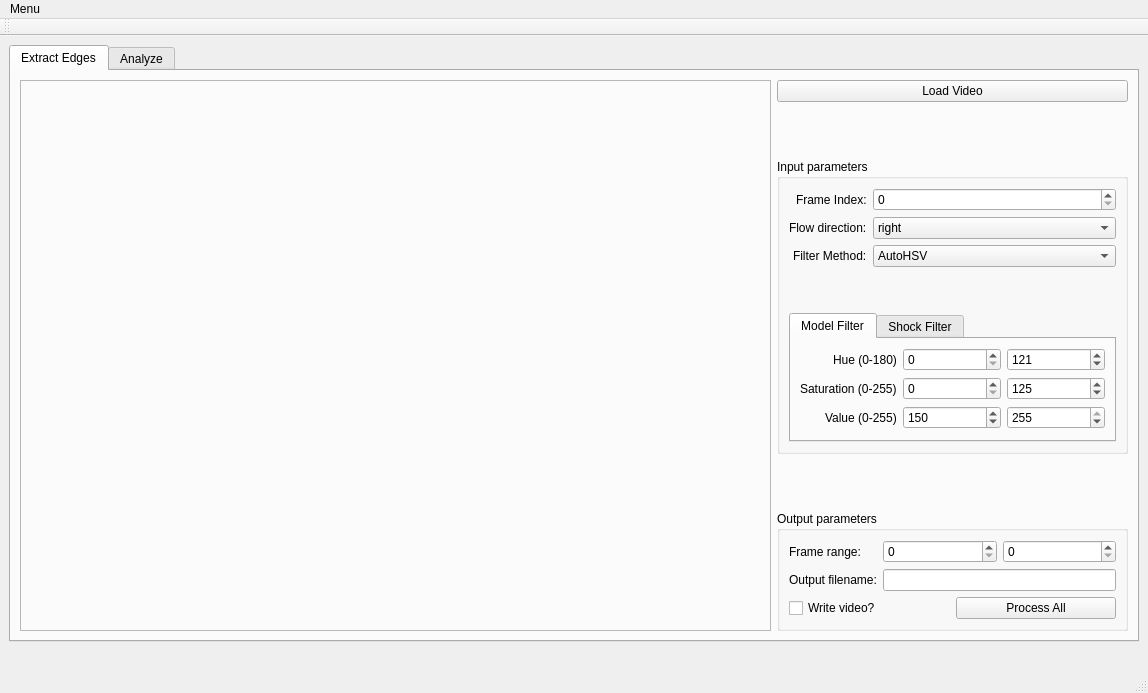
Old version of the form gui/arcjetCV.ui in the repository alexandrequ/arcjetCV.
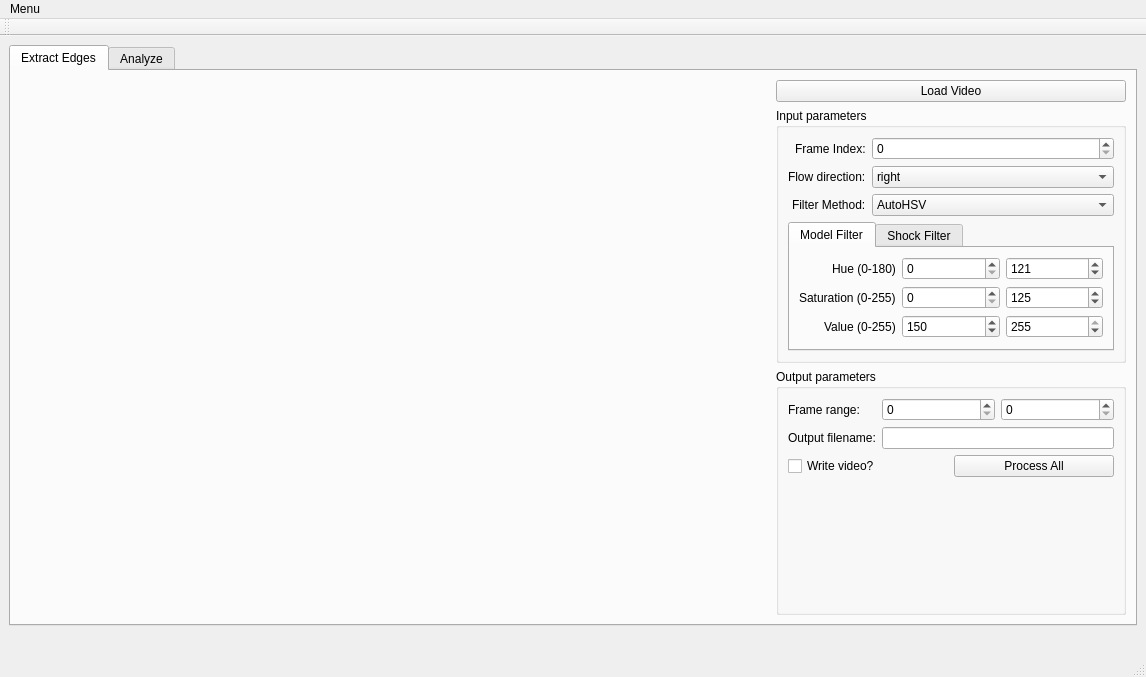
New version of the form. The open tabs and pages were chosen to show the change.

Commit message: revised ui to adapt to resizing, fixed mouseover offset, completed first draft plotting functionality

What changed in the file:
```diff
--- a/gui/arcjetCV.ui
+++ b/gui/arcjetCV.ui
@@ -6,8 +6,8 @@
    <rect>
     <x>0</x>
     <y>0</y>
-    <width>1148</width>
-    <height>693</height>
+    <width>1146</width>
+    <height>677</height>
    </rect>
   </property>
   <property name="windowTitle">
@@ -26,73 +26,95 @@
        </attribute>
        <layout class="QHBoxLayout" name="horizontalLayout_8">
         <item>
-         <widget class="QFrame" name="frame">
-          <property name="sizePolicy">
-           <sizepolicy hsizetype="Expanding" vsizetype="Expanding">
-            <horstretch>0</horstretch>
-            <verstretch>0</verstretch>
-           </sizepolicy>
+         <layout class="QVBoxLayout" name="verticalLayout">
+          <item>
+           <widget class="QLabel" name="label_img">
+            <property name="sizePolicy">
+             <sizepolicy hsizetype="Fixed" vsizetype="Fixed">
+              <horstretch>0</horstretch>
+              <verstretch>0</verstretch>
+             </sizepolicy>
+            </property>
+            <property name="minimumSize">
+             <size>
+              <width>731</width>
+              <height>451</height>
+             </size>
+            </property>
+            <property name="maximumSize">
+             <size>
+              <width>731</width>
+              <height>451</height>
+             </size>
+            </property>
+            <property name="mouseTracking">
+             <bool>true</bool>
+            </property>
+            <property name="text">
+             <string/>
+            </property>
+           </widget>
+          </item>
+          <item>
+           <spacer name="verticalSpacer_3">
+            <property name="orientation">
+             <enum>Qt::Vertical</enum>
+            </property>
+            <property name="sizeHint" stdset="0">
+             <size>
+              <width>20</width>
+              <height>40</height>
+             </size>
+            </property>
+           </spacer>
+          </item>
+         </layout>
+        </item>
+        <item>
+         <spacer name="horizontalSpacer">
+          <property name="orientation">
+           <enum>Qt::Horizontal</enum>
           </property>
-          <property name="minimumSize">
+          <property name="sizeHint" stdset="0">
            <size>
-            <width>751</width>
-            <height>471</height>
+            <width>40</width>
+            <height>20</height>
            </size>
           </property>
-          <property name="frameShape">
-           <enum>QFrame::StyledPanel</enum>
-          </property>
-          <property name="frameShadow">
-           <enum>QFrame::Raised</enum>
-          </property>
-          <widget class="QLabel" name="label_img">
-           <property name="geometry">
-            <rect>
-             <x>10</x>
-             <y>10</y>
-             <width>731</width>
-             <height>451</height>
-            </rect>
-           </property>
-           <property name="minimumSize">
-            <size>
-             <width>731</width>
-             <height>451</height>
-            </size>
-           </property>
-           <property name="mouseTracking">
-            <bool>true</bool>
-           </property>
-           <property name="text">
-            <string/>
-           </property>
-          </widget>
-         </widget>
+         </spacer>
         </item>
         <item>
          <layout class="QVBoxLayout" name="verticalLayout_6">
+          <property name="sizeConstraint">
+           <enum>QLayout::SetDefaultConstraint</enum>
+          </property>
           <item>
            <widget class="QPushButton" name="pushButton_loadVideo">
+            <property name="sizePolicy">
+             <sizepolicy hsizetype="Minimum" vsizetype="Fixed">
+              <horstretch>0</horstretch>
+              <verstretch>0</verstretch>
+             </sizepolicy>
+            </property>
             <property name="text">
              <string>Load Video</string>
             </property>
            </widget>
           </item>
-          <item>
-           <spacer name="verticalSpacer_5">
-            <property name="orientation">
-             <enum>Qt::Vertical</enum>
-            </property>
-            <property name="sizeHint" stdset="0">
-             <size>
-              <width>20</width>
-              <height>40</height>
-             </size>
-            </property>
-           </spacer>
-          </item>
           <item>
            <widget class="QGroupBox" name="groupBox_2">
+            <property name="sizePolicy">
+             <sizepolicy hsizetype="Fixed" vsizetype="Minimum">
+              <horstretch>0</horstretch>
+              <verstretch>0</verstretch>
+             </sizepolicy>
+            </property>
+            <property name="minimumSize">
+             <size>
+              <width>350</width>
+              <height>0</height>
+             </size>
+            </property>
             <property name="title">
              <string>Input parameters</string>
             </property>
@@ -111,6 +133,12 @@
                </item>
                <item row="0" column="1">
                 <widget class="QSpinBox" name="spinBox_FrameIndex">
+                 <property name="sizePolicy">
+                  <sizepolicy hsizetype="Minimum" vsizetype="Fixed">
+                   <horstretch>0</horstretch>
+                   <verstretch>0</verstretch>
+                  </sizepolicy>
+                 </property>
                  <property name="maximum">
                   <number>100000</number>
                  </property>
@@ -128,6 +156,12 @@
                </item>
                <item row="1" column="1">
                 <widget class="QComboBox" name="comboBox_flowDirection">
+                 <property name="sizePolicy">
+                  <sizepolicy hsizetype="Minimum" vsizetype="Fixed">
+                   <horstretch>0</horstretch>
+                   <verstretch>0</verstretch>
+                  </sizepolicy>
+                 </property>
                  <item>
                   <property name="text">
                    <string>right</string>
@@ -140,15 +174,14 @@
                  </item>
                 </widget>
                </item>
-               <item row="3" column="0">
-                <widget class="QLabel" name="label_4">
-                 <property name="text">
-                  <string>Filter Method:</string>
-                 </property>
-                </widget>
-               </item>
-               <item row="3" column="1">
+               <item row="2" column="1">
                 <widget class="QComboBox" name="comboBox_filterType">
+                 <property name="sizePolicy">
+                  <sizepolicy hsizetype="Minimum" vsizetype="Fixed">
+                   <horstretch>0</horstretch>
+                   <verstretch>0</verstretch>
+                  </sizepolicy>
+                 </property>
                  <item>
                   <property name="text">
                    <string>AutoHSV</string>
@@ -171,23 +204,23 @@
                  </item>
                 </widget>
                </item>
+               <item row="2" column="0">
+                <widget class="QLabel" name="label_4">
+                 <property name="text">
+                  <string>Filter Method:</string>
+                 </property>
+                </widget>
+               </item>
               </layout>
              </item>
-             <item>
-              <spacer name="verticalSpacer_3">
-               <property name="orientation">
-                <enum>Qt::Vertical</enum>
-               </property>
-               <property name="sizeHint" stdset="0">
-                <size>
-                 <width>20</width>
-                 <height>40</height>
-                </size>
-               </property>
-              </spacer>
-             </item>
              <item>
               <widget class="QTabWidget" name="FilterTabs">
+               <property name="sizePolicy">
+                <sizepolicy hsizetype="Minimum" vsizetype="Minimum">
+                 <horstretch>0</horstretch>
+                 <verstretch>0</verstretch>
+                </sizepolicy>
+               </property>
                <property name="currentIndex">
                 <number>1</number>
                </property>
@@ -416,21 +449,14 @@
             </layout>
            </widget>
           </item>
-          <item>
-           <spacer name="verticalSpacer">
-            <property name="orientation">
-             <enum>Qt::Vertical</enum>
-            </property>
-            <property name="sizeHint" stdset="0">
-             <size>
-              <width>20</width>
-              <height>40</height>
-             </size>
-            </property>
-           </spacer>
-          </item>
           <item>
            <widget class="QGroupBox" name="groupBox">
+            <property name="sizePolicy">
+             <sizepolicy hsizetype="Minimum" vsizetype="Minimum">
+              <horstretch>0</horstretch>
+              <verstretch>0</verstretch>
+             </sizepolicy>
+            </property>
             <property name="title">
              <string>Output parameters</string>
             </property>
@@ -476,22 +502,25 @@
                 </widget>
                </item>
                <item row="1" column="1">
-                <widget class="QLineEdit" name="lineEdit_filename"/>
+                <widget class="QLineEdit" name="lineEdit_filename">
+                 <property name="sizePolicy">
+                  <sizepolicy hsizetype="Minimum" vsizetype="Fixed">
+                   <horstretch>0</horstretch>
+                   <verstretch>0</verstretch>
+                  </sizepolicy>
+                 </property>
+                </widget>
                </item>
               </layout>
              </item>
              <item>
               <layout class="QHBoxLayout" name="horizontalLayout">
                <item>
-                <layout class="QVBoxLayout" name="verticalLayout">
-                 <item>
-                  <widget class="QCheckBox" name="checkBox_writeVideo">
-                   <property name="text">
-                    <string>Write video?</string>
-                   </property>
-                  </widget>
-                 </item>
-                </layout>
+                <widget class="QCheckBox" name="checkBox_writeVideo">
+                 <property name="text">
+                  <string>Write video?</string>
+                 </property>
+                </widget>
                </item>
                <item>
                 <widget class="QPushButton" name="pushButton_process">
@@ -502,6 +531,19 @@
                </item>
               </layout>
              </item>
+             <item>
+              <spacer name="verticalSpacer">
+               <property name="orientation">
+                <enum>Qt::Vertical</enum>
+               </property>
+               <property name="sizeHint" stdset="0">
+                <size>
+                 <width>20</width>
+                 <height>40</height>
+                </size>
+               </property>
+              </spacer>
+             </item>
             </layout>
            </widget>
           </item>
@@ -937,7 +979,7 @@
     <rect>
      <x>0</x>
      <y>0</y>
-     <width>1148</width>
+     <width>1146</width>
      <height>22</height>
     </rect>
    </property>
```
Left out of the diff: 142 changed lines with no effect on the pictures. The commit also changes 7 other files.
